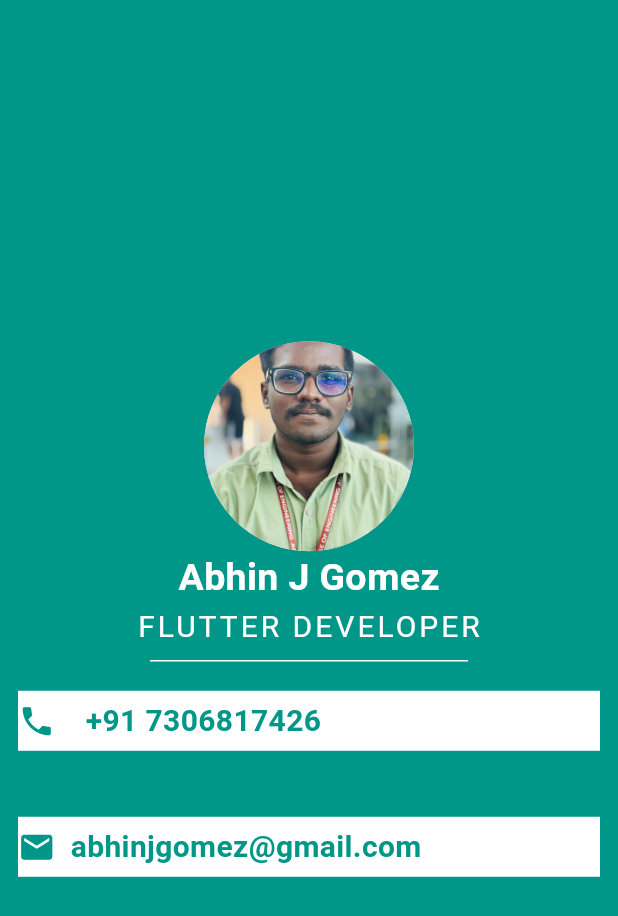
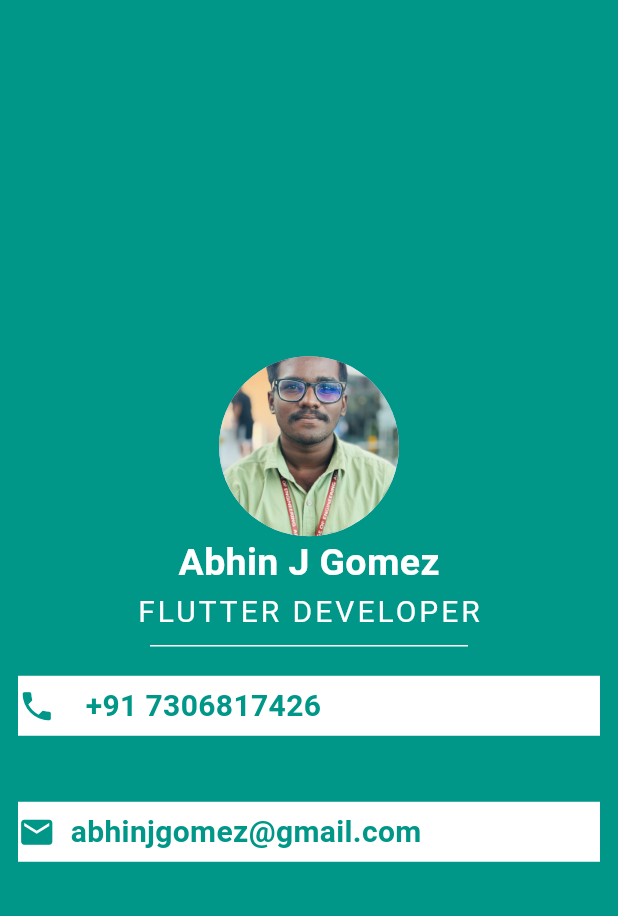
Before and after one commit to Abhin147/Profile_card, a Flutter app: the screen it shows after launch, on a phone screen of 412 x 824 dp. Shown: the top 916 px of the screen. Run offline on Flutter 3.47's test engine with Material 3 defaults, Android fonts, the phone set to English and light mode, and no system bars.

Commit message:
Update main.dart

```diff
--- a/lib/main.dart
+++ b/lib/main.dart
@@ -19,7 +19,7 @@ class MyWidget extends StatelessWidget {
             CircleAvatar(
               backgroundImage: AssetImage("assets/image/abhin.jpg"),
               // backgroundColor: Colors.red,
-              radius:70,
+              radius:60,
             ),
 
             Text("Abhin J Gomez",style: TextStyle(fontSize:25,color:Colors.white,fontWeight: FontWeight.bold),),
```
